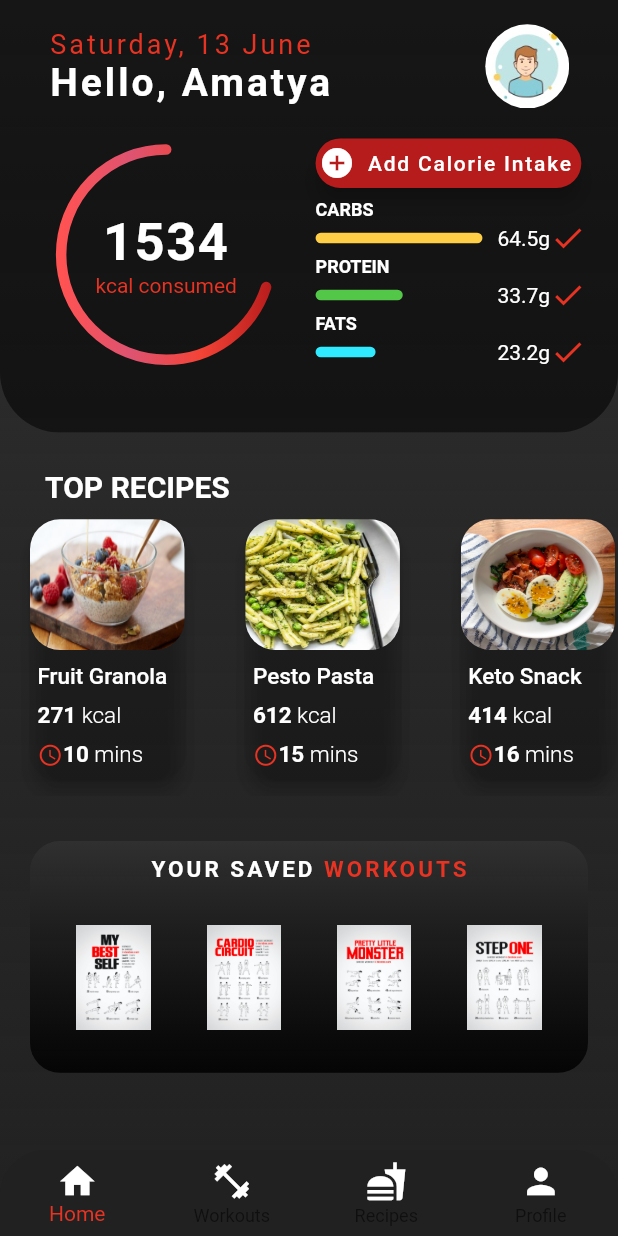
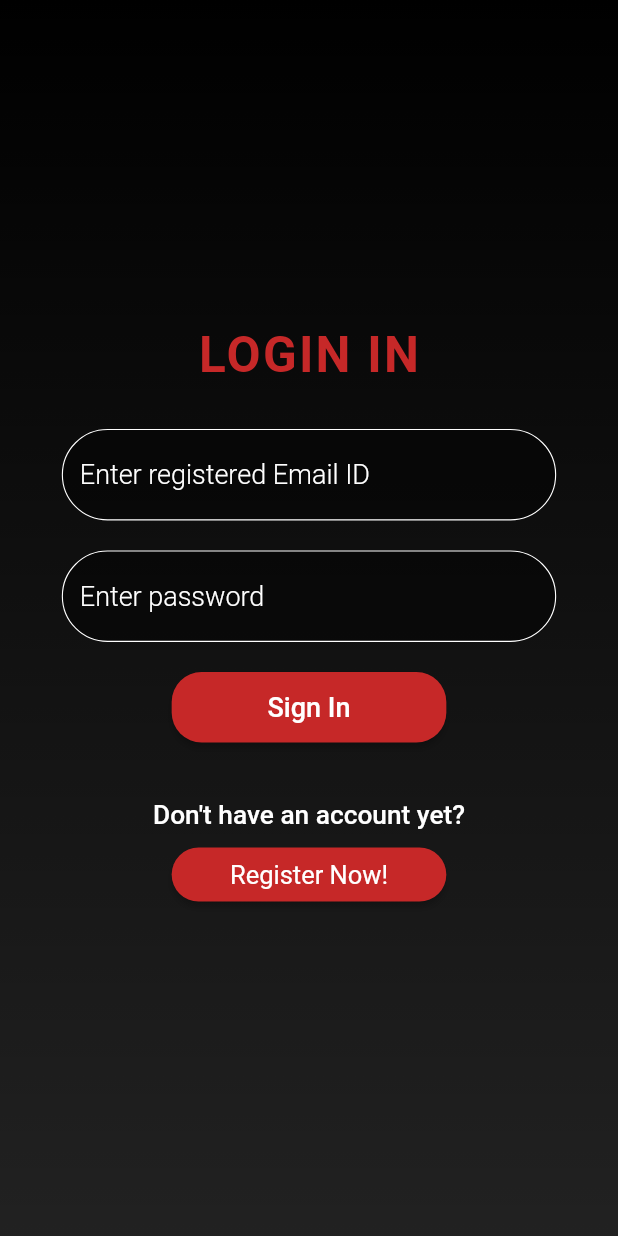
Before and after one commit to AmatyaAcharya/fitness_App, a Flutter app: the screen it shows after launch, on a phone screen of 412 x 824 dp. Run offline on Flutter 3.47's test engine with Material 2 defaults, Android fonts, the phone set to English and light mode, and no system bars; our stand-ins replace firebase_auth; accounts and stored records are empty.

Commit message:
login screen and signup done

```diff
--- /dev/null
+++ b/lib/authenticate/authenticate.dart
@@ -0,0 +1,26 @@
+//import 'package:brew_crew/screens/authenticate/sign_in.dart';
+import 'package:flutter/material.dart';
+import 'package:flutterdev/authenticate/register.dart';
+import 'package:flutterdev/authenticate/sign_in.dart';
+
+class Authenticate extends StatefulWidget {
+  @override
+  _AuthenticateState createState() => _AuthenticateState();
+}
+
+class _AuthenticateState extends State<Authenticate> {
+  bool showSignIn = true;
+  void toggleView(){
+    //print(showSignIn.toString());
+    setState(() => showSignIn = !showSignIn);
+  }
+  @override
+  Widget build(BuildContext context) {
+    if (showSignIn) {
+      return SignIn(toggleView:  toggleView);
+    } else {
+      return Register(toggleView:  toggleView);
+    }
+
+  }
+}
--- /dev/null
+++ b/lib/authenticate/sign_in.dart
@@ -0,0 +1,182 @@
+import 'package:flutter/material.dart';
+import 'package:flutterdev/authenticate/auth.dart';
+
+class SignIn extends StatefulWidget {
+  final Function toggleView;
+  SignIn({this.toggleView});
+
+  @override
+  _SignInState createState() => _SignInState();
+}
+
+class _SignInState extends State<SignIn> {
+  final AuthService _auth = AuthService();
+  final _formKey = GlobalKey<FormState>();
+  String error = '';
+
+  // text field state
+  String email = '';
+  String password = '';
+
+  @override
+  Widget build(BuildContext context) {
+    final double ht = MediaQuery.of(context).size.height;
+    final double wt = MediaQuery.of(context).size.height;
+    return SafeArea(
+      child: Scaffold(
+        body: Container(
+          alignment: Alignment.center,
+          height: ht,
+          width: wt,
+          //color: Colors.black87,
+          decoration: BoxDecoration(
+              gradient: LinearGradient(
+            colors: [
+              Colors.black,
+              Colors.black87,
+            ],
+            begin: Alignment.topCenter,
+            end: Alignment.bottomCenter,
+          )),
+          padding: EdgeInsets.symmetric(
+              horizontal: wt * 1 / 20, vertical: ht * 1 / 20),
+          child: Form(
+            key: _formKey,
+            child: SingleChildScrollView(
+              child: Column(
+                mainAxisAlignment: MainAxisAlignment.center,
+                crossAxisAlignment: CrossAxisAlignment.center,
+                children: <Widget>[
+                  Title(
+                    color: Colors.white,
+                    child: Text(
+                      "LOGIN IN",
+                      style: TextStyle(
+                          color: Colors.red[800],
+                          fontSize: 33,
+                          fontWeight: FontWeight.bold,
+                          letterSpacing: 1.5),
+                    ),
+                  ),
+                  SizedBox(height: 30.0),
+                  TextFormField(
+                    style: TextStyle(color: Colors.white),
+                    decoration: InputDecoration(
+                        filled: true,
+                        fillColor: Colors.black45,
+                        focusedBorder: OutlineInputBorder(
+                            borderRadius: BorderRadius.circular(40)),
+                        enabledBorder: OutlineInputBorder(
+                          borderSide:
+                              BorderSide(color: Colors.white, width: 0.75),
+                          borderRadius: BorderRadius.circular(40),
+                        ),
+                        border: InputBorder.none,
+                        hintStyle: TextStyle(
+                          color: Colors.white,
+                          fontWeight: FontWeight.w300,
+                          fontSize: 18,
+                        ),
+                        hintText: "Enter registered Email ID"),
+                    validator: (val) => val.isEmpty ? 'Enter an email' : null,
+                    onChanged: (val) {
+                      setState(() => email = val);
+                    },
+                  ),
+                  SizedBox(height: 20.0),
+                  TextFormField(
+                    style: TextStyle(color: Colors.white),
+                    decoration: InputDecoration(
+                        filled: true,
+                        fillColor: Colors.black45,
+                        focusedBorder: OutlineInputBorder(
+                            borderRadius: BorderRadius.circular(40)),
+                        enabledBorder: OutlineInputBorder(
+                          borderSide:
+                              BorderSide(color: Colors.white, width: 0.75),
+                          borderRadius: BorderRadius.circular(40),
+                        ),
+                        border: InputBorder.none,
+                        hintStyle: TextStyle(
+                          color: Colors.white,
+                          fontWeight: FontWeight.w300,
+                          fontSize: 18,
+                        ),
+                        hintText: "Enter password"),
+                    obscureText: true,
+                    validator: (val) => val.length < 6
+                        ? 'Enter a password 6+ chars long'
+                        : null,
+                    onChanged: (val) {
+                      setState(() => password = val);
+                    },
+                  ),
+                  SizedBox(height: 20.0),
+                  SizedBox(
+                    width: wt * 1 / 4.5,
+                    height: ht*1/17.5,
+                    child: RaisedButton(
+                        shape: RoundedRectangleBorder(
+                            borderRadius: BorderRadius.circular(20)),
+                        color: Colors.red[800],
+                        child: Text(
+                          'Sign In',
+                          style: TextStyle(
+                            color: Colors.white,
+                            fontWeight: FontWeight.w500,
+                            fontSize: 18
+                          ),
+                        ),
+                        onPressed: () async {
+                          if (_formKey.currentState.validate()) {
+                            dynamic result = await _auth
+                                .signInWithEmailAndPassword(email, password);
+                            if (result == null) {
+                              setState(() {
+                                error =
+                                    'Could not sign in with those credentials';
+                              });
+                            }
+                          }
+                        }),
+                  ),
+                  SizedBox(height: 12.0),
+                  Text(
+                    error,
+                    style: TextStyle(color: Colors.red, fontSize: 14.0),
+                  ),
+                  SizedBox(height: 10),
+                  Text(
+                    "Don't have an account yet?",
+                    style: TextStyle(
+                        color: Colors.white,
+                        fontSize: 17.5,
+                        fontWeight: FontWeight.w500),
+                  ),
+                  SizedBox(height: 5),
+                  SizedBox(
+                    width: wt * 1 / 4.5,
+                    child: RaisedButton(
+                      shape: RoundedRectangleBorder(
+                          borderRadius: BorderRadius.circular(20)),
+                      color: Colors.red[800],
+                      child: Text(
+                        'Register Now!',
+                        style: TextStyle(
+                          color: Colors.white,
+                          fontSize: 17,
+                          fontWeight: FontWeight.w400,
+                        ),
+                      ),
+                      onPressed: () => widget.toggleView(),
+                    ),
+                  ),
+                ],
+              ),
+            ),
+          ),
+        ),
+      ),
+    );
+  }
+}
--- /dev/null
+++ b/lib/authenticate/user.dart
@@ -0,0 +1,7 @@
+class User {
+
+  final String uid;
+
+  User({ this.uid });
+
+}
--- a/lib/main.dart
+++ b/lib/main.dart
@@ -1,20 +1,36 @@
-
-
 import 'package:flutter/material.dart';
+import 'package:flutterdev/authenticate/auth.dart';
+import 'package:flutterdev/authenticate/user.dart';
 import 'package:flutterdev/ui/pages/profile_screen.dart';
 import 'package:flutterdev/ui/pages/saved_workout_screen.dart';
 import 'package:flutterdev/ui/pages/workout_view.dart';
+import 'wrapper.dart';
+import 'package:provider/provider.dart';
 
-void main() {
-  runApp(
+void main() => runApp(MyApp());
+
+class MyApp extends StatelessWidget {
+  @override
+  Widget build(BuildContext context) {
+    return StreamProvider<User>.value(
+      value: AuthService().user,
+      child: MaterialApp(
+        debugShowCheckedModeBanner: false,
+        home: Wrapper(),
+        //home: ProfileScreen(),
+      ),
+    );
+  }
+}
+/*runApp(
     MaterialApp(
       debugShowCheckedModeBanner: false,
       initialRoute: '/',
       routes: {
+        //'/':(context)=> Wrapper(),
         '/': (context) => ProfileScreen(),
         '/savedworkout': (context) => SavedWorkoutScreen(),
         '/workoutview':(context)=>WorkoutView(),
       },
     ),
-  );
-}
+  );*/
--- a/lib/ui/pages/profile_screen.dart
+++ b/lib/ui/pages/profile_screen.dart
@@ -97,11 +97,11 @@ class ProfileScreen extends StatelessWidget {
                                     icon: Icon(
                                       Icons.add_circle,
                                     ),
-                                      onPressed: () =>
-                                          dia.calorieDialog(context),
+                                    onPressed: () => dia.calorieDialog(context),
                                     label: Text(
                                       "Add Calorie Intake",
-                                      )),
+                                    ),
+                                  ),
                                 ),
                                 NutritionIntake(
                                   nutrition: "CARBS",
--- a/lib/ui/pages/workout_view.dart
+++ b/lib/ui/pages/workout_view.dart
@@ -2,8 +2,9 @@ import 'package:flutter/material.dart';
 
 class WorkoutView extends StatelessWidget {
   String imgPath;
+  WorkoutView({this.imgPath});
   Widget build(BuildContext context) {
-    imgPath = ModalRoute.of(context).settings.arguments;
+   // imgPath = ModalRoute.of(context).settings.arguments;
     final double ht = MediaQuery.of(context).size.height;
     final double wt = MediaQuery.of(context).size.width;
     return SafeArea(
--- /dev/null
+++ b/lib/wrapper.dart
@@ -0,0 +1,21 @@
+import 'package:flutter/material.dart';
+import 'package:flutterdev/authenticate/authenticate.dart';
+import 'package:flutterdev/profilepage/profilepage.dart';
+import 'package:provider/provider.dart';
+import 'package:flutterdev/authenticate/user.dart';
+
+class Wrapper extends StatelessWidget {
+  @override
+  Widget build(BuildContext context) {
+    final user = Provider.of<User>(context);
+    print(user);
+
+
+    // return either the Home or Authenticate widget
+    if (user == null){
+      return Authenticate();
+    } else {
+      return ProfilePage();
+    }
+  }
+}
--- a/pubspec.yaml
+++ b/pubspec.yaml
@@ -33,6 +33,9 @@ dev_dependencies:
   flutter_test:
     sdk: flutter
   intl: ^0.16.1
+  firebase_auth: ^0.14.0+5
+  cloud_firestore: ^0.12.9+4
+  provider: ^4.1.3
 
 # For information on the generic Dart part of this file, see the
 # following page: https://dart.dev/tools/pub/pubspec
```
Also changed, not shown: lib/authenticate/auth.dart (added, +67 -0 lines), lib/authenticate/register.dart (added, +182 -0 lines), lib/profilepage/profilepage.dart (added, +120 -0 lines), lib/ui/pages/saved_workout_bar.dart (+10 -1 lines), lib/ui/pages/saved_workout_gridview.dart (+10 -1 lines), pubspec.lock, 5 other files. Lines whose indentation alone changed are shown as unchanged.
